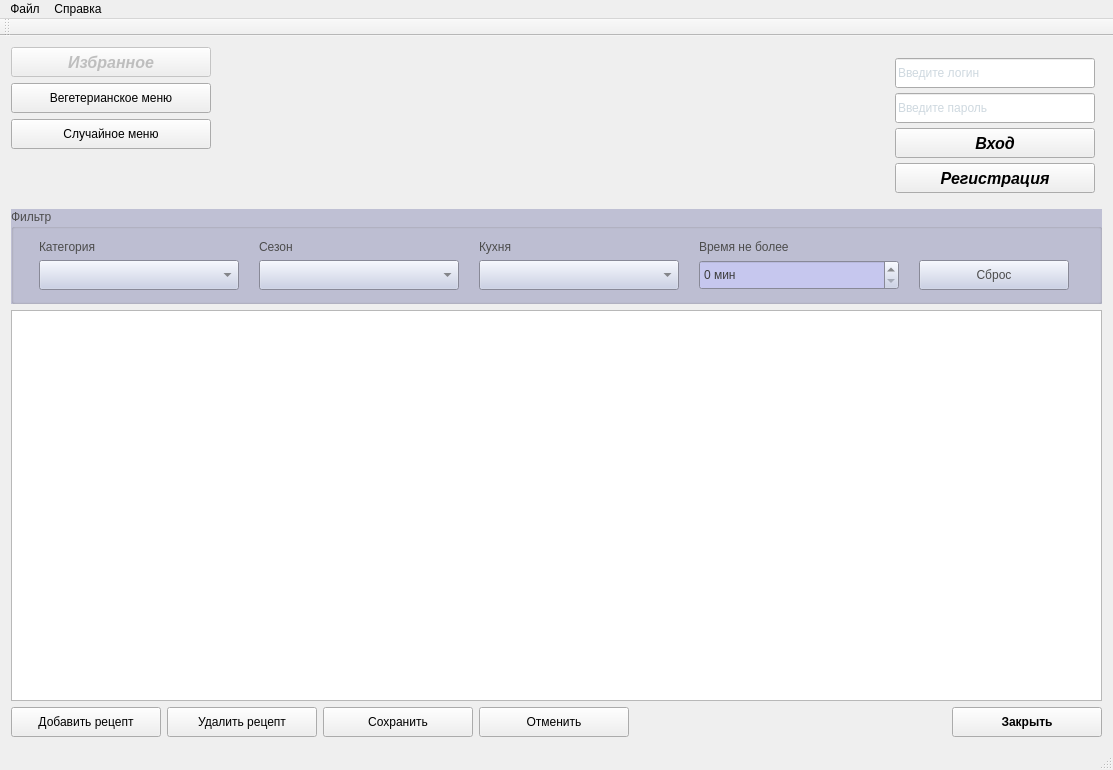
The window that mainwindow.ui (Dr-Neiron/QtCookBook) describes before a commit, drawn with Qt 5.
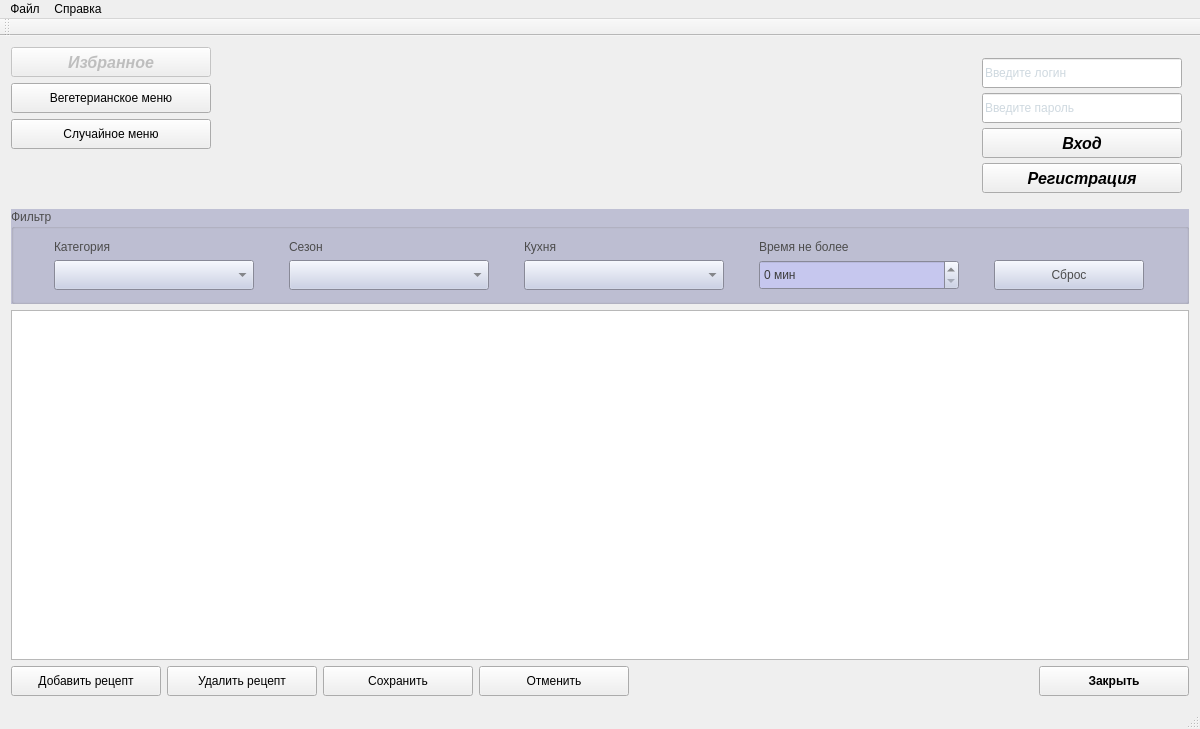
The same window after the commit. Icons and pictures are not drawn.

Commit message: migrated to qt5

```diff
--- a/mainwindow.ui
+++ b/mainwindow.ui
@@ -6,8 +6,8 @@
    <rect>
     <x>0</x>
     <y>0</y>
-    <width>1113</width>
-    <height>766</height>
+    <width>1200</width>
+    <height>725</height>
    </rect>
   </property>
   <property name="windowTitle">
@@ -947,7 +947,7 @@
       <property name="minimumSize">
        <size>
         <width>0</width>
-        <height>391</height>
+        <height>350</height>
        </size>
       </property>
       <attribute name="horizontalHeaderStretchLastSection">
@@ -1086,7 +1086,7 @@
     <rect>
      <x>0</x>
      <y>0</y>
-     <width>1113</width>
+     <width>1200</width>
      <height>25</height>
     </rect>
    </property>
```
The commit also changes 2 other files.
